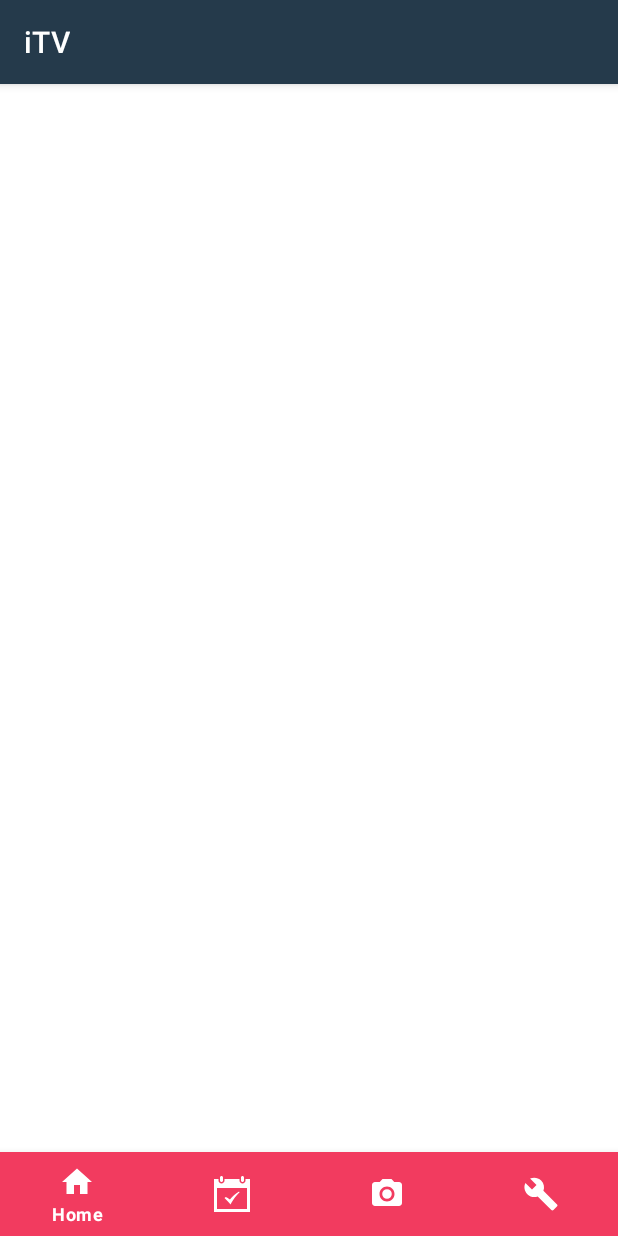
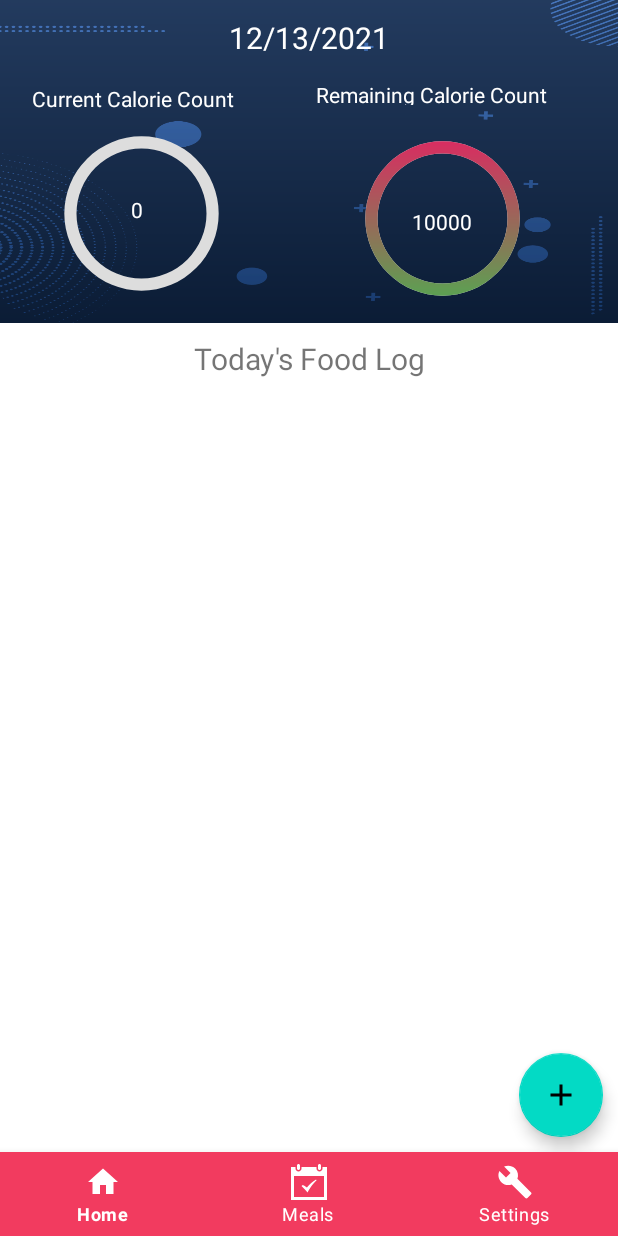
Before and after one commit to EChilin5/iTV, an Android app: the screen it shows after launch once a user with an empty profile is signed in (MainActivity), on a phone screen of 412 x 824 dp. Run offline under Robolectric (Android 15) with nearby library versions, the phone set to English and light mode, and no system bars; our stand-ins replace Firebase (no records; nobody signed in at launch, a user with empty details on screens opened directly).

Commit message:
ITV updated display and remove Bar Chart fragment_camera.xml

```diff
--- a/app/build.gradle
+++ b/app/build.gradle
@@ -45,7 +45,6 @@ dependencies {
     implementation 'com.google.android.material:material:1.4.0'
     implementation 'androidx.constraintlayout:constraintlayout:2.1.0'
     implementation 'androidx.legacy:legacy-support-v4:1.0.0'
-//    implementation 'com.google.firebase:firebase-ml-vision:24.1.0'
     implementation 'com.google.firebase:firebase-database-ktx:20.0.1'
     implementation 'com.google.firebase:firebase-storage-ktx:20.0.0'
     implementation 'com.google.firebase:firebase-storage:20.0.0'
--- a/app/src/main/java/com/example/itv/MainActivity.kt
+++ b/app/src/main/java/com/example/itv/MainActivity.kt
@@ -4,7 +4,6 @@ import androidx.appcompat.app.AppCompatActivity
 import android.os.Bundle
 import androidx.fragment.app.Fragment
 import com.example.itv.databinding.ActivityMainBinding
-import com.example.itv.fragment.CameraFragment
 import com.example.itv.fragment.HomeFragment
 import com.example.itv.fragment.DailyMealFragment
 import com.example.itv.image.ImageUploadFragment
@@ -19,22 +18,20 @@ class MainActivity : AppCompatActivity() {
         binding = ActivityMainBinding.inflate(layoutInflater)
         setContentView(binding.root)
 
-        val homeFragment = HomeFragment()
-        val cameraFragment = CameraFragment()
-        val settingFragment = DailyMealFragment()
-        val imageFragment = ImageUploadFragment()
+        val possibleMealsFragment = HomeFragment()
+        val dailyMealFragment = DailyMealFragment()
+        val settingFragment = ImageUploadFragment()
 
         binding.bottomNavBar.setOnItemSelectedListener { it->
             when(it.itemId){
-                R.id.ic_home->openFragment(homeFragment)
-                R.id.ic_Info->openFragment(settingFragment)
-                R.id.ic_camera->openFragment(cameraFragment)
-                R.id.ic_imageTutorial->openFragment(imageFragment)
+                R.id.ic_home_daily->openFragment(dailyMealFragment)
+                R.id.ic_meals->openFragment(possibleMealsFragment)
+                R.id.ic_settings->openFragment(settingFragment)
             }
             true
         }
 
-        openFragment(homeFragment)
+        openFragment(dailyMealFragment)
     }
 
     private fun openFragment(fragment: Fragment) {
--- a/app/src/main/java/com/example/itv/overlayfood.kt
+++ b/app/src/main/java/com/example/itv/overlayfood.kt
@@ -7,7 +7,6 @@ import android.view.View
 import android.view.ViewGroup
 import android.widget.Toast
 import androidx.fragment.app.DialogFragment
-import com.example.itv.databinding.FragmentCameraBinding
 import com.example.itv.databinding.FragmentOverlayfoodBinding
 import com.example.itv.user.UserItemDataEntry
 import com.google.firebase.database.DatabaseReference
--- a/app/src/main/res/menu/nav_menu.xml
+++ b/app/src/main/res/menu/nav_menu.xml
@@ -2,32 +2,27 @@
 <menu xmlns:android="http://schemas.android.com/apk/res/android"
     xmlns:app="http://schemas.android.com/apk/res-auto"
     >
-
     <item
-        android:id="@+id/ic_home"
+        android:id="@+id/ic_home_daily"
         android:enabled="true"
         android:title="@string/home"
         android:icon="@drawable/home"
         app:showAsAction="ifRoom">
+
     </item>
+
     <item
-        android:id="@+id/ic_Info"
+        android:id="@+id/ic_meals"
         android:enabled="true"
-        android:title="@string/daily_meal"
+        android:title="@string/meals"
         android:icon="@drawable/calendar"
         app:showAsAction="ifRoom">
+    </item>
 
-    </item>
     <item
-        android:id="@+id/ic_camera"
+        android:id="@+id/ic_settings"
         android:enabled="true"
-        android:title="@string/record"
-        android:icon="@drawable/camera"
-        app:showAsAction="ifRoom"/>
-    <item
-        android:id="@+id/ic_imageTutorial"
-        android:enabled="true"
-        android:title="@string/upload_image"
+        android:title="@string/settings"
         android:icon="@drawable/test"
         app:showAsAction="ifRoom"/>
 
--- a/app/src/main/res/values/strings.xml
+++ b/app/src/main/res/values/strings.xml
@@ -22,7 +22,6 @@
     <string name="calories">Calories</string>
     <string name="save">Save</string>
     <string name="today_s_food_log">Today\'s Food Log</string>
-    <string name="home">Home</string>
     <string name="daily_meal">Daily Meal</string>
     <string name="take_image">Take Image</string>
     <string name="today_s_food_log_title">Today\'s Food Log</string>
@@ -66,4 +65,7 @@
     <string name="confirm_password">Confirm Password</string>
     <string name="itv">iTV</string>
     <string name="forgot_password">Forgot Password</string>
+    <string name="settings">Settings</string>
+    <string name="meals">Meals</string>
+    <string name="home">Home</string>
 </resources>
```
Also changed, not shown: app/src/main/java/com/example/itv/fragment/CameraFragment.kt (deleted, +0 -156 lines), app/src/main/res/layout/fragment_camera.xml (deleted, +0 -56 lines).
